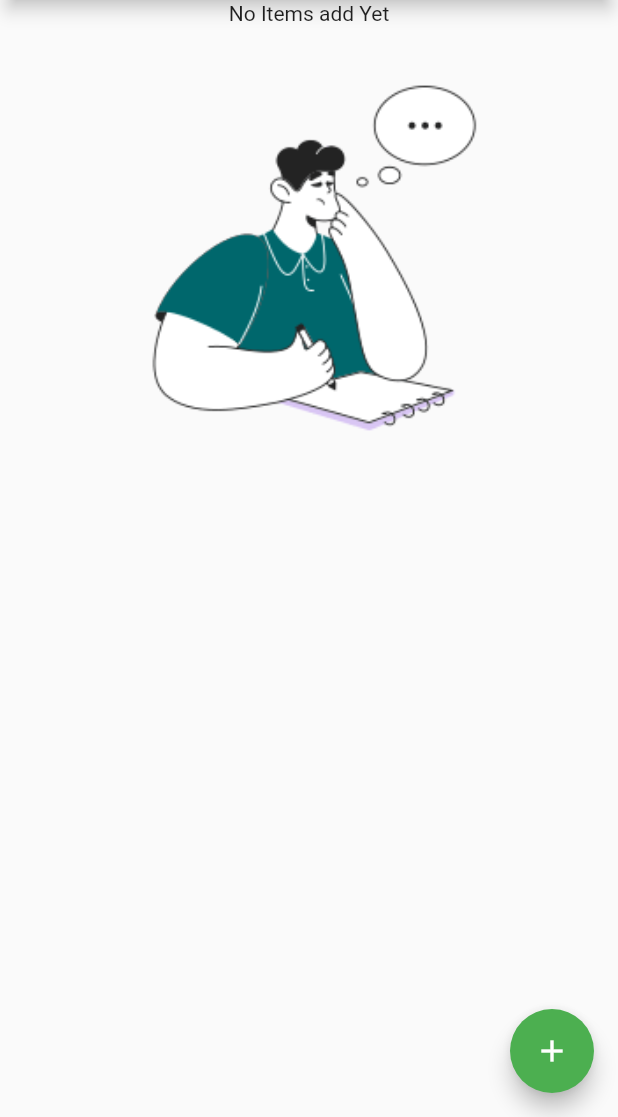
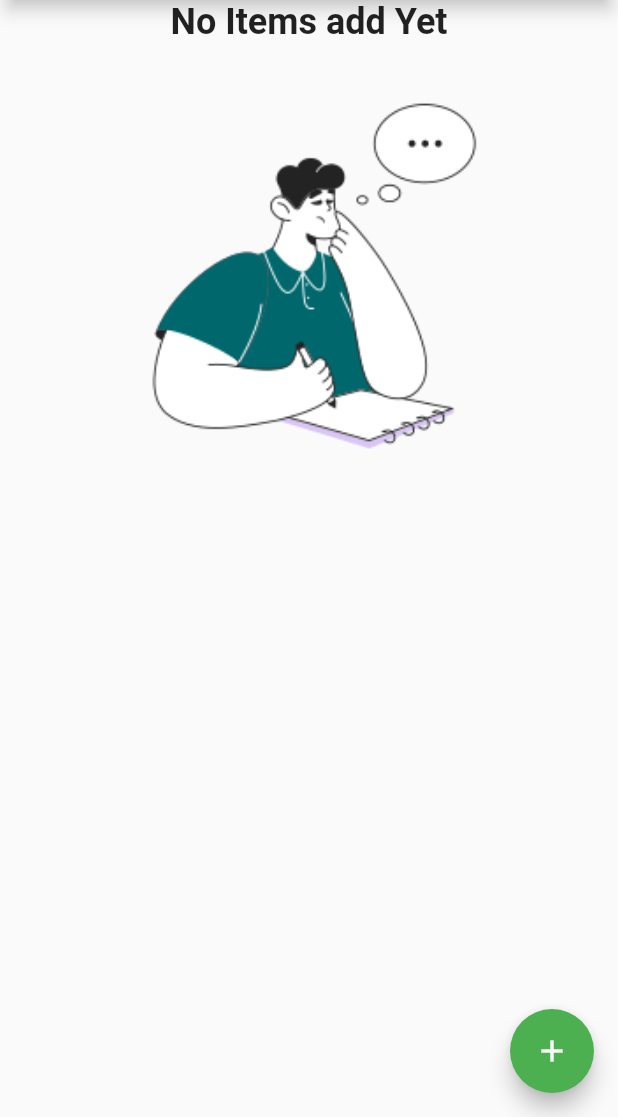
Before and after one commit to sachin96Boy/expance_demo_app, a Flutter app: the screen it shows after launch, on a phone screen of 412 x 824 dp, the part 119-1236 px from its top. Run offline on Flutter 3.47's test engine with Material 2 defaults, Android fonts, the light colour scheme and no system bars; our stand-ins replace google_fonts; missing offline and left inert: dart_date.

Commit message:
chor: text styling

```diff
--- a/lib/widgets/transaction_list.dart
+++ b/lib/widgets/transaction_list.dart
@@ -15,7 +15,13 @@ class TransactionList extends StatelessWidget {
         child: transactions.isEmpty
             ? Column(
                 children: [
-                  const Text("No Items add Yet"),
+                  const Text(
+                    "No Items add Yet",
+                    style: TextStyle(
+                      fontSize: 24.0,
+                      fontWeight: FontWeight.bold,
+                    ),
+                  ),
                   const SizedBox(
                     height: 10.0,
                   ),
```
